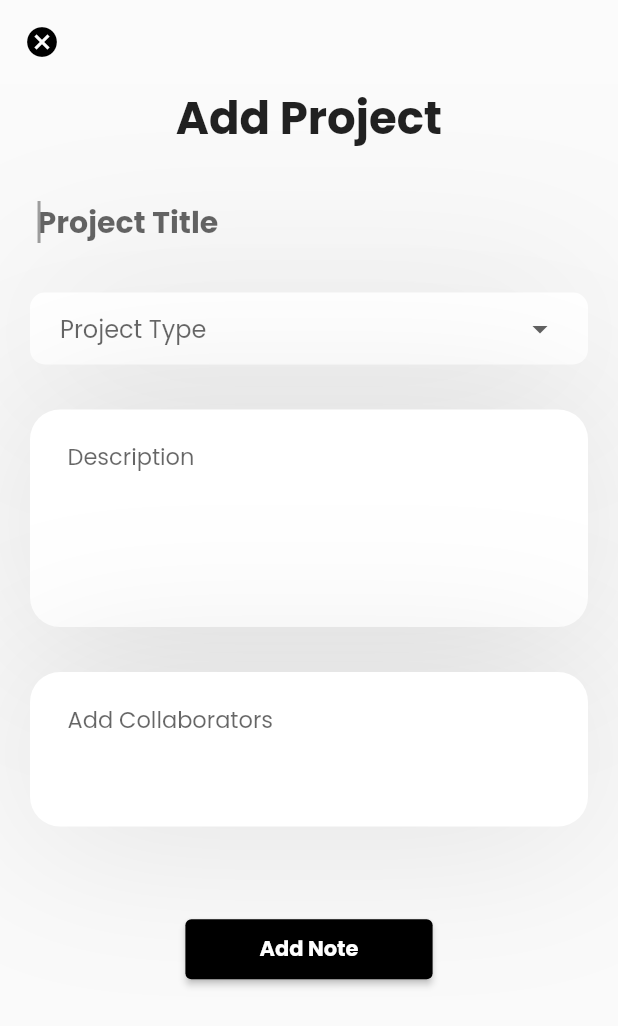
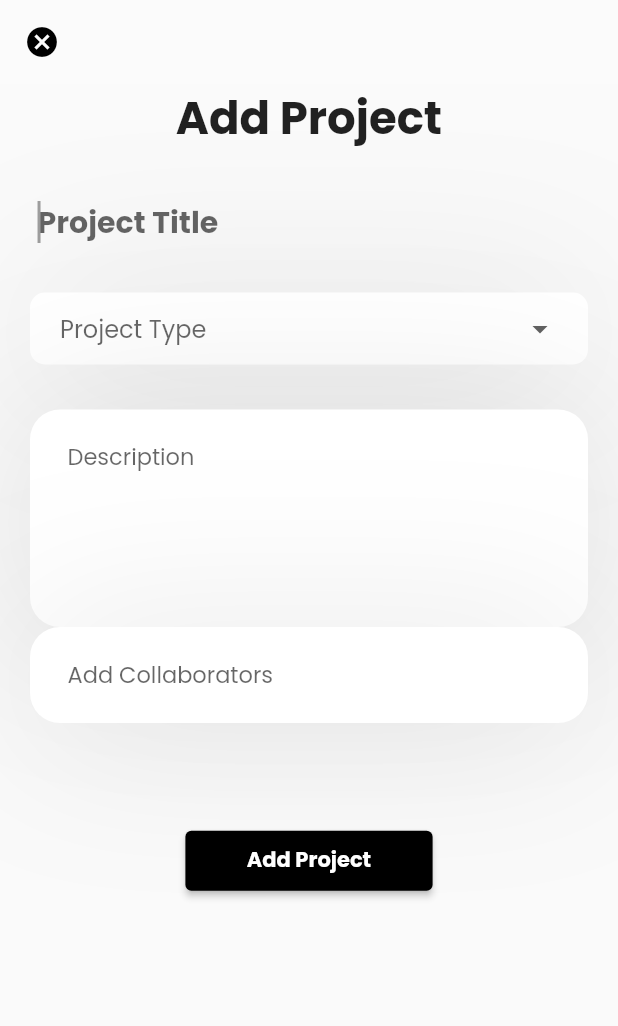
Before and after one commit to dinoy-raj/ProductivityApp, a Flutter app: the ProjectEditing screen opened directly, on a phone screen of 412 x 824 dp. Shown: the top 1026 px of the screen. Run offline on Flutter 3.47's test engine with Material 2 defaults, Android fonts, the light colour scheme and no system bars; our stand-ins replace animated_text_kit, cloud_firestore, firebase_auth, firebase_core, flutter_feather_icons, google_fonts and 3 more; accounts and stored records are empty.

Commit message:
UI changes

```diff
--- a/app/lib/GoogleSignIn/google_sign.dart
+++ b/app/lib/GoogleSignIn/google_sign.dart
@@ -28,7 +28,7 @@ class GoogleSignInProvider extends ChangeNotifier {
     FirebaseFirestore.instance
         .collection("users")
         .doc(FirebaseAuth.instance.currentUser?.uid)
-        .set({'email': _user?.email, 'image': _user?.photoUrl});
+        .set({'email': _user?.email, 'image': _user?.photoUrl, 'name': _user?.displayName});
     notifyListeners();
   }
 
--- a/app/lib/screens/projects/project_edits.dart
+++ b/app/lib/screens/projects/project_edits.dart
@@ -1,6 +1,7 @@
 import 'package:cloud_firestore/cloud_firestore.dart';
 import 'package:firebase_auth/firebase_auth.dart';
 import 'package:flutter/material.dart';
+import 'package:flutter/rendering.dart';
 
 class ProjectEditing extends StatefulWidget {
   const ProjectEditing({Key? key}) : super(key: key);
@@ -15,9 +16,9 @@ class _ProjectEditingState extends State<ProjectEditing> {
   TextEditingController _collabController = TextEditingController();
   final _formKey = GlobalKey<FormState>();
   var dropdownValue;
-  List<String> collab = [];
-  List<Map<String, dynamic>?> suggestions = [];
-  List<Map<String, dynamic>?> users = [];
+  List<Collab> collab = [];
+  List<Collab> suggestions = [];
+  List<Collab> users = [];
 
   Future<void> updateData() async {
     await FirebaseFirestore.instance
@@ -37,30 +38,44 @@ class _ProjectEditingState extends State<ProjectEditing> {
     FirebaseFirestore.instance.collection("users").snapshots().listen((event) {
       List<DocumentChange<Map<String, dynamic>>> list = event.docChanges;
       list.forEach((element) {
-        users.add(element.doc.data());
+        DocumentSnapshot<Map<String, dynamic>> snap = element.doc;
+        users.add(Collab(
+            email: snap.get('email'), uid: snap.id, image: snap.get('image'), name: snap.get('name')));
       });
     });
   }
 
-  searchUsers(String email) {
-    users.forEach((element) {
-      element?.forEach((key, value) {
-        if (value.contains(email))
+  searchUsers() {
+    bool found = false;
+    if (_collabController.text.trim().isNotEmpty)
+      users.forEach((element) {
+        if (element.email!.contains(
+            RegExp(r'' + _collabController.text, caseSensitive: false)))
           setState(() {
-            if (!suggestions.contains(element)) suggestions.add(element);
-          });
-        else
-          setState(() {
-            suggestions.clear();
+            if (!suggestions.contains(element)) {
+              suggestions.add(element);
+            }
+            found = true;
           });
       });
-    });
+    if (!found)
+      setState(() {
+        suggestions.clear();
+      });
   }
 
   @override
   void initState() {
     super.initState();
     getUsers();
+  }
+
+  @override
+  void dispose() {
+    _titleController.dispose();
+    _descController.dispose();
+    _collabController.dispose();
+    super.dispose();
   }
 
   @override
@@ -201,7 +216,7 @@ class _ProjectEditingState extends State<ProjectEditing> {
                       ]),
                   child: Padding(
                     padding: const EdgeInsets.only(
-                        left: 25, right: 15, top: 8, bottom: 8),
+                        left: 25, right: 25, top: 8, bottom: 8),
                     child: Align(
                         alignment: Alignment.topLeft,
                         child: TextFormField(
@@ -222,8 +237,28 @@ class _ProjectEditingState extends State<ProjectEditing> {
                   ),
                 ),
               ),
+              suggestions.length == 0
+                  ? SizedBox()
+                  : Padding(
+                padding: const EdgeInsets.only(bottom: 10, top: 30, left: 20, right: 20),
+                child: Container(
+                  height: 50,
+                  child: GridView.builder(
+                      gridDelegate:
+                      const SliverGridDelegateWithFixedCrossAxisCount(
+                        crossAxisCount: 10,
+                      ),
+                      itemCount: suggestions.length,
+                      itemBuilder: (context, index) {
+                        return ClipRRect(
+                            borderRadius: BorderRadius.circular(30),
+                            child: Image.network(
+                                suggestions[index].image.toString()));
+                      }),
+                ),
+              ),
               Padding(
-                padding: const EdgeInsets.only(left: 20, right: 20, top: 30),
+                padding: const EdgeInsets.only(left: 20, right: 20),
                 child: Container(
                   decoration: BoxDecoration(
                       shape: BoxShape.rectangle,
@@ -239,13 +274,12 @@ class _ProjectEditingState extends State<ProjectEditing> {
                       ]),
                   child: Padding(
                     padding: const EdgeInsets.only(
-                        left: 25, right: 15, top: 8, bottom: 8),
+                        left: 25, right: 25, top: 8, bottom: 8),
                     child: Align(
                         alignment: Alignment.topLeft,
                         child: TextFormField(
-                          maxLines: 3,
                           onChanged: (val) {
-                            searchUsers(val);
+                            searchUsers();
                           },
                           controller: _collabController,
                           textCapitalization: TextCapitalization.sentences,
@@ -262,6 +296,9 @@ class _ProjectEditingState extends State<ProjectEditing> {
                         )),
                   ),
                 ),
+              ),
+              SizedBox(
+                height: 10,
               ),
               SizedBox(
                 height: screenHeight * .15,
@@ -281,7 +318,7 @@ class _ProjectEditingState extends State<ProjectEditing> {
                       }
                     },
                     child: Text(
-                      "Add Note",
+                      "Add Project",
                       style: TextStyle(
                         fontSize: 14,
                         fontWeight: FontWeight.bold,
@@ -299,3 +336,12 @@ class _ProjectEditingState extends State<ProjectEditing> {
     );
   }
 }
+
+class Collab {
+  Collab({this.email, this.uid, this.image, this.name});
+
+  String? uid;
+  String? image;
+  String? email;
+  String? name;
+}
--- a/app/lib/screens/projects/projectscreen.dart
+++ b/app/lib/screens/projects/projectscreen.dart
@@ -76,7 +76,7 @@ class _TeamScreenState extends State<TeamScreen> {
                               fontWeight: FontWeight.bold, fontSize: 20),
                         ),
                         Text(
-                          "Add New Note   ->",
+                          "Add New Project   ->",
                           style: TextStyle(
                             fontWeight: FontWeight.bold,
                             fontSize: 10,
```
